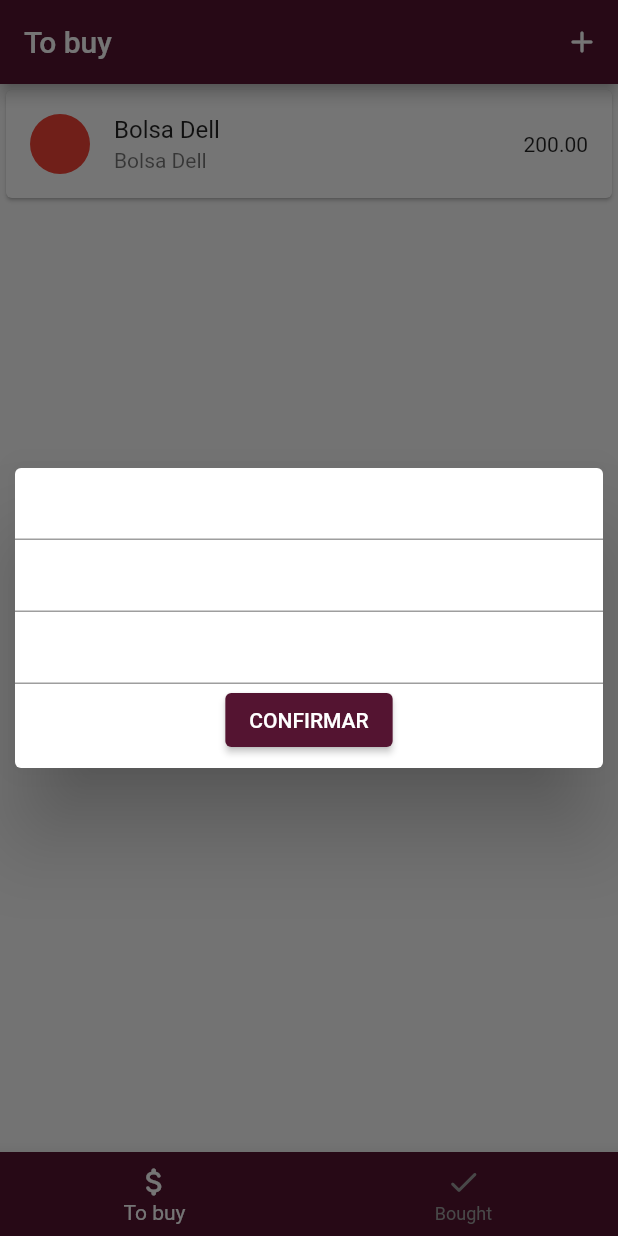
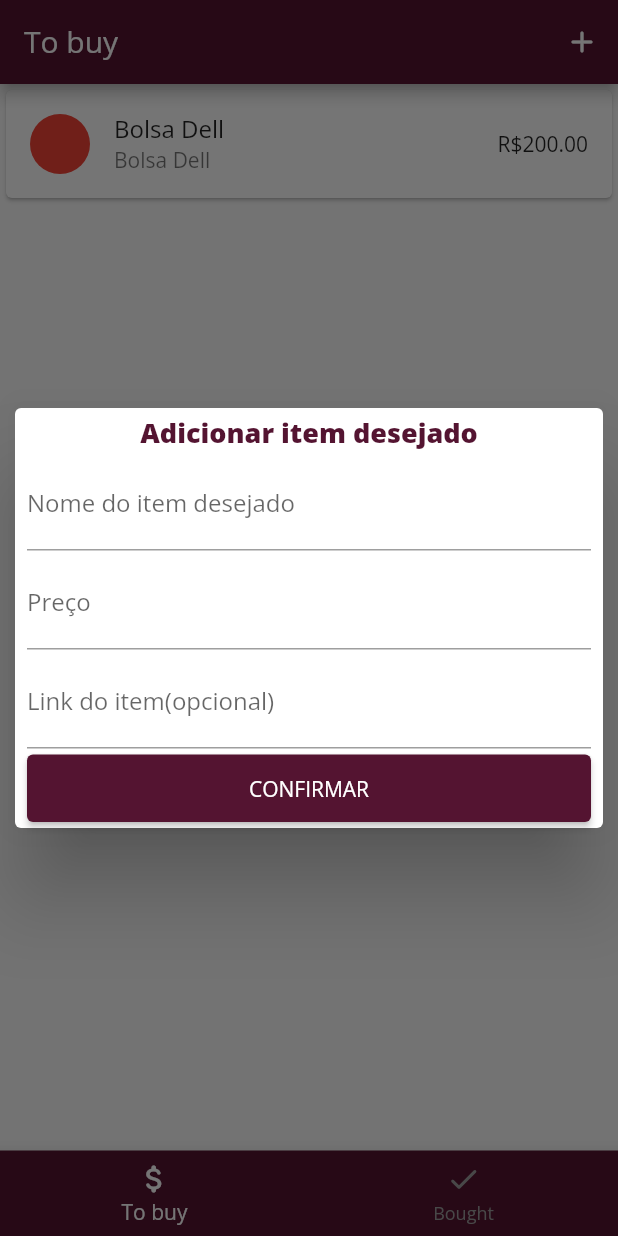
Before and after one commit to Zellner-dev/flutter-to-buy-app, a Flutter app: the screen it shows after launch, after a tap on the "add" icon, on a phone screen of 412 x 824 dp. Run offline on Flutter 3.47's test engine with Material 2 defaults, Android fonts, the phone set to English and light mode, and no system bars.

Commit message:
Alteração de animação no formulário e opção de alterar estado do item para comprado.

```diff
--- a/lib/components/wished_item_card.dart
+++ b/lib/components/wished_item_card.dart
@@ -1,7 +1,9 @@
 import 'dart:math';
 
 import 'package:flutter/material.dart';
+import 'package:provider/provider.dart';
 import 'package:to_buy/model/wished_item.dart';
+import 'package:to_buy/providers/wished_list.dart';
 
 class WishedItemCard extends StatelessWidget {
 
@@ -16,7 +18,7 @@ class WishedItemCard extends StatelessWidget {
   Widget build(BuildContext context) {
     return Dismissible(
       onDismissed: (dissmis) {
-        // Provider.of<WishedList>(context, listen: false).removeItem(item.id);
+        item.toggleIsBought();
       },
       direction: DismissDirection.endToStart,
       key: Key(Random().nextDouble().toString()),
@@ -24,7 +26,7 @@ class WishedItemCard extends StatelessWidget {
         child: ListTile(
           title: Text(item.name),
           subtitle: Text(item.name),
-          trailing: Text(item.avgValue.toStringAsFixed(2)),
+          trailing: Text("R\$${item.avgValue.toStringAsFixed(2)}"),
           leading: const CircleAvatar(
             backgroundColor: Colors.red,
           ),
--- a/lib/components/wished_item_form.dart
+++ b/lib/components/wished_item_form.dart
@@ -1,6 +1,9 @@
+import 'dart:math';
+
 import 'package:flutter/material.dart';
-import 'package:flutter/src/widgets/container.dart';
-import 'package:flutter/src/widgets/framework.dart';
+import 'package:provider/provider.dart';
+import 'package:to_buy/model/wished_item.dart';
+import 'package:to_buy/providers/wished_list.dart';
 
 class WishedItemForm extends StatefulWidget {
   const WishedItemForm({super.key});
@@ -10,23 +13,115 @@ class WishedItemForm extends StatefulWidget {
 }
 
 class _WishedItemFormState extends State<WishedItemForm> {
+
+  final _formKey = GlobalKey<FormState>();
+  final _formData = {};
+
+  double initalContainerHeight = 280;
+  Map<String, double> containerAditionalHeight = {
+    "name" : 0,
+    "price" : 0
+  };
+
+  void _submitForm() {
+    print(_formKey.toString());
+    bool isValidForm = _formKey.currentState!.validate();
+
+    if(!isValidForm) return;
+
+    _formKey.currentState!.save();
+
+    Provider.of<WishedList>(context, listen: false).addItem(
+      WishedItem(
+        id: Random().nextDouble().toString(),
+        name: _formData["name"],
+        avgValue: double.parse(_formData["price"]),
+        url: _formData["link"] ?? "",
+        isBought: false
+      )
+    );
+
+    Navigator.of(context).pop();
+  }
   @override
   Widget build(BuildContext context) {
     return Dialog(
       insetPadding: const EdgeInsets.all(10),
-      child: Container(
+      child: AnimatedContainer(
+        duration: const Duration(milliseconds: 300),
+        curve: Curves.easeOutCirc,
+        padding: const EdgeInsets.only(
+          left: 8,
+          right: 8
+        ),
         width: double.infinity,
-        height: 200,
+        height: initalContainerHeight
+            + containerAditionalHeight["name"]!
+             + containerAditionalHeight["price"]!
+        ,
         child: Form(
+          key: _formKey,
           child: Column(
+            mainAxisAlignment: MainAxisAlignment.spaceEvenly,
             children: [
-              TextFormField(),
-              TextFormField(),
-              TextFormField(),
-              ElevatedButton(
-                onPressed: () {
+              Text(
+                "Adicionar item desejado",
+                style: TextStyle(
+                  color: Theme.of(context).colorScheme.primary,
+                  fontSize: 18,
+                  fontWeight: FontWeight.bold
+                ),
+              ),
+              TextFormField(
+                validator: (name) {
+                  if(name == "") {
+                    setState(() {
+                      containerAditionalHeight["name"] = 15;
+                    });
+                    return "Insira um nome.";
+                  }
+                  setState(() {
+                    containerAditionalHeight["name"] = 0;
+                  });
+                  return null;
                 },
-                child: const Text("CONFIRMAR")
+                onSaved: (name) => _formData["name"] = name,
+                decoration: const InputDecoration(
+                  labelText: "Nome do item desejado"
+                ),
+              ),
+              TextFormField(
+                validator: (price) {
+                  if(price == "") {
+                    setState(() {
+                      containerAditionalHeight["price"] = 15;
+                    });
+                    return "Insira um valor.";
+                  }
+                  setState(() {
+                    containerAditionalHeight["price"] = 0;
+                  });
+                  return null;
+                },
+                onSaved: (price) => _formData["price"] = price,
+                decoration: const InputDecoration(
+                  labelText: "Preço"
+                ),
+              ),
+              TextFormField(
+                initialValue: "",
+                onSaved: (link) => _formData["link"] = link,
+                decoration: const InputDecoration(
+                  labelText: "Link do item(opcional)"
+                ),
+              ),
+              SizedBox(
+                width: double.infinity,
+                height: 45,
+                child: ElevatedButton(
+                  onPressed: _submitForm,
+                  child: const Text("CONFIRMAR")
+                ),
               )
             ],
           )
--- a/lib/main.dart
+++ b/lib/main.dart
@@ -22,6 +22,7 @@ class MyApp extends StatelessWidget {
         title: 'To Buy App,',
         debugShowCheckedModeBanner: false,
         theme: ThemeData(
+          fontFamily: "Open Sans",
           colorScheme: Theme.of(context).colorScheme.copyWith(
             primary: const Color(0XFF541431),
             secondary: const Color (0XFF8f0744)
--- a/lib/model/wished_item.dart
+++ b/lib/model/wished_item.dart
@@ -1,15 +1,22 @@
-class WishedItem {
+import 'package:flutter/cupertino.dart';
+
+class WishedItem with ChangeNotifier{
   final String id;
   final String name;
   final double avgValue;
-  final String urlImage;
-  final bool isBought;
+  final String url;
+  bool isBought;
 
   WishedItem({
     required this.id,
     required this.name,
     required this.avgValue,
-    required this.urlImage,
+    required this.url,
     required this.isBought,
   });
+
+  void toggleIsBought() {
+    isBought = !isBought;
+    notifyListeners();
+  }
 }
--- a/lib/providers/wished_list.dart
+++ b/lib/providers/wished_list.dart
@@ -9,7 +9,7 @@ class WishedList with ChangeNotifier {
       id: Random().nextDouble().toString(),
       name: "Bolsa Dell",
       avgValue: 200,
-      urlImage: "urlImage",
+      url: "urlImage",
       isBought: false
     )
   ];
@@ -18,10 +18,25 @@ class WishedList with ChangeNotifier {
     return [..._items];
   }
 
+  List<WishedItem> get toBuyList {
+    final list = _items.where((item) => item.isBought == false).toList();
+    return list;
+  }
+
+  List<WishedItem> get boughtList {
+    final list = _items.where((item) => item.isBought == true).toList();
+    return list;
+  }
+
   void removeItem(String id) {
     _items.remove(
       _items.firstWhere((item) => item.id == id)
     );
     notifyListeners();
   }
+
+  void addItem(WishedItem wishedItem){
+    _items.add(wishedItem);
+    notifyListeners();
+  }
 }
--- a/lib/screens/to_buy_screen.dart
+++ b/lib/screens/to_buy_screen.dart
@@ -9,6 +9,7 @@ class ToBuyScreen extends StatelessWidget {
 
   @override
   Widget build(BuildContext context) {
+
     final wishedList = Provider.of<WishedList>(context);
 
     return Scaffold(
@@ -31,9 +32,9 @@ class ToBuyScreen extends StatelessWidget {
       body: Consumer<WishedList>(
         builder: (context, wished, child) {
           return ListView.builder(
-            itemCount: wishedList.items.length,
+            itemCount: wishedList.toBuyList.length,
             itemBuilder: (context, index) {
-              return WishedItemCard(item: wishedList.items[index]);
+              return WishedItemCard(item: wishedList.toBuyList[index]);
             },
           );
         }
```
Also changed, not shown: lib/screens/bought_page.dart (+12 -2 lines), pubspec.yaml (+8 -6 lines), assets/fonts/OpenSans-ExtraBold.ttf (added), assets/fonts/OpenSans-Light.ttf (added), assets/fonts/OpenSans-Regular.ttf (added).
